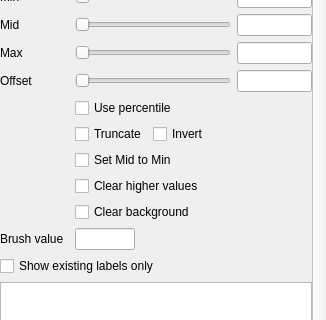
The window that freeview/PanelVolume.ui (freesurfer/freesurfer) describes before a commit, drawn with Qt 5; both pictures show x 0 to 326 and y 660 to 980 of the 326 by 1499 pixel window.
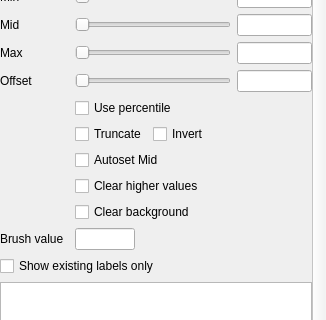
The same window after the commit. Icons and pictures are not drawn. Custom widgets are drawn as their Qt base class.

Commit message: Change 'set mid to min' to 'Autoset Mid' for heatscale map. Also set it as default

Patch:
```diff
--- a/freeview/PanelVolume.ui
+++ b/freeview/PanelVolume.ui
@@ -597,7 +597,7 @@
         <item row="2" column="0" colspan="2">
          <widget class="QCheckBox" name="checkBoxSetMidToMin">
           <property name="text">
-           <string>Set Mid to Min</string>
+           <string>Autoset Mid</string>
           </property>
          </widget>
         </item>
```
The commit also changes 1 other file.
